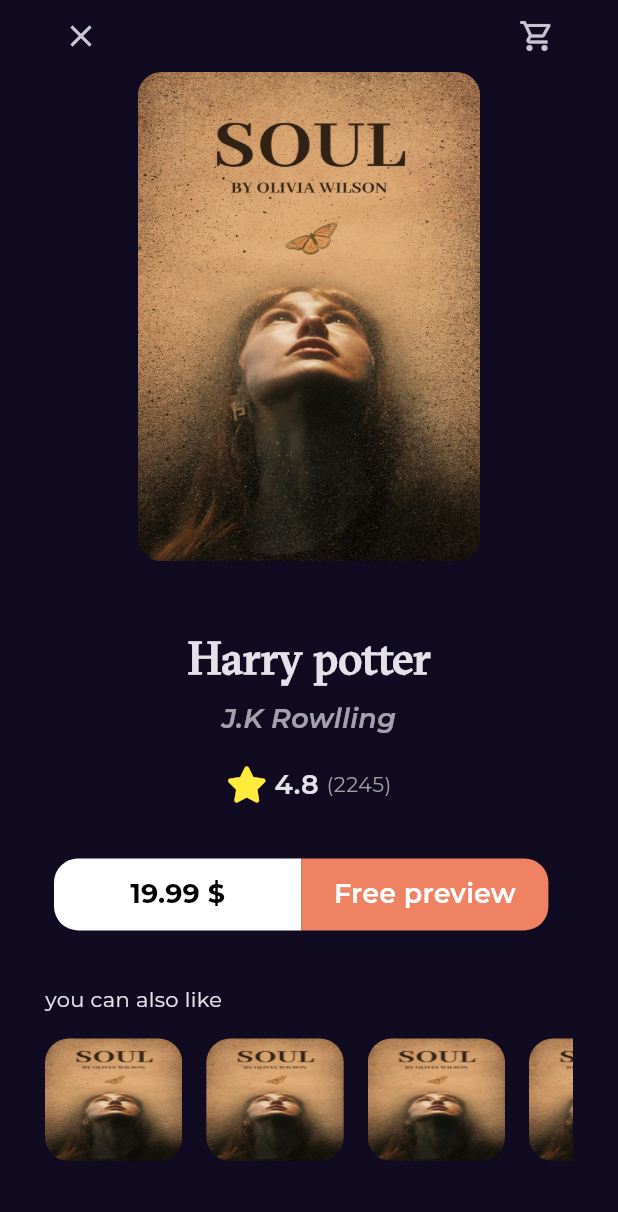
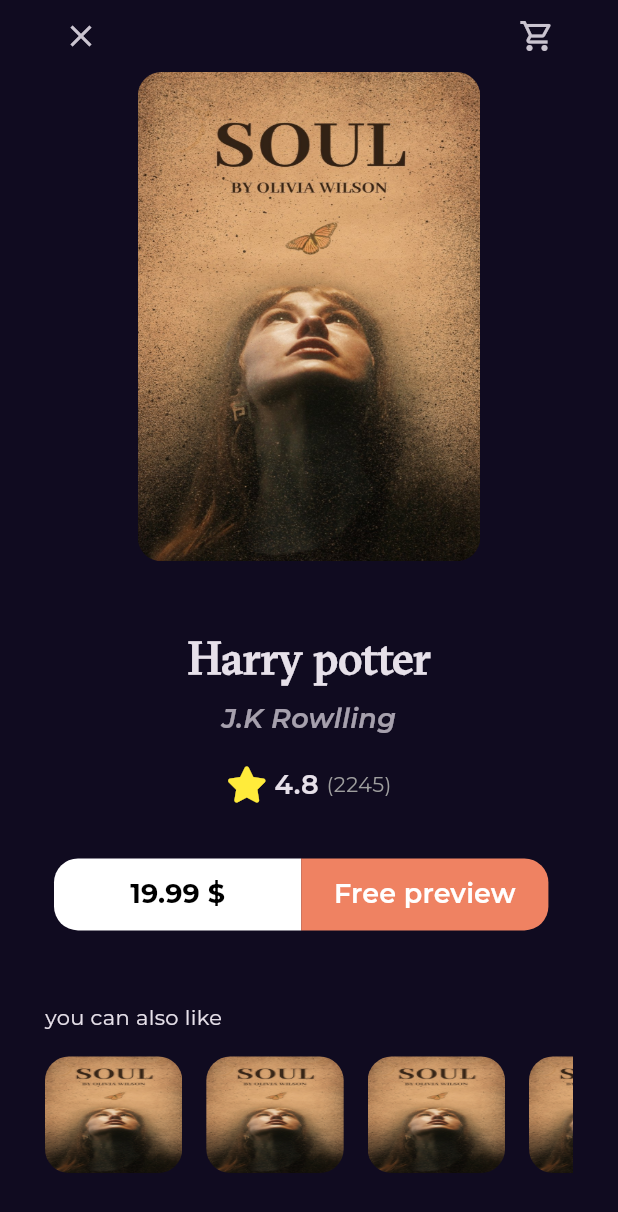
Before and after one commit to mahmoud-alaa77/Bookly-App, a Flutter app: the screen it shows after launch, after a tap on "Harry potter and the Goblet of fire", on a phone screen of 412 x 824 dp. Shown: the top 1212 px of the screen. Run offline on Flutter 3.47's test engine with Material 3 defaults, Android fonts, the phone set to English and light mode, and no system bars; our stand-ins replace font_awesome_flutter, get, go_router, google_fonts.

Commit message:
finish ui

```diff
--- a/lib/core/utils/app_router.dart
+++ b/lib/core/utils/app_router.dart
@@ -2,6 +2,7 @@
 
 import 'package:bookly_app/features/home/presentation/views/book_details_view.dart';
 import 'package:bookly_app/features/home/presentation/views/home_view.dart';
+import 'package:bookly_app/features/search/presentation/views/search_view.dart';
 import 'package:flutter/material.dart';
 import 'package:go_router/go_router.dart';
 
@@ -10,6 +11,7 @@ import '../../features/splash/presentation/views/splash_view.dart';
 abstract class AppRouter{
   static const kHomeView='/home_view';
   static const kBookDetailsView='/book_details_view';
+  static const kSearchView='/search_view';
 
   static final router = GoRouter(
     routes: <RouteBase>[
@@ -27,6 +29,13 @@ abstract class AppRouter{
 
       ),
       GoRoute(
+        path: kSearchView,
+        builder: (BuildContext context, GoRouterState state) {
+          return const SearchView();
+        },
+
+      ),
+      GoRoute(
         path: kBookDetailsView,
         builder: (BuildContext context, GoRouterState state) {
           return const BookDetailsView();
--- /dev/null
+++ b/lib/features/home/presentation/views/widgets/best_seller_list_view.dart
@@ -0,0 +1,24 @@
+
+import 'package:flutter/material.dart';
+
+import 'best_seller_list_view_item.dart';
+
+class BestSellerListView extends StatelessWidget {
+  const BestSellerListView({super.key});
+
+  @override
+  Widget build(BuildContext context) {
+    return ListView.builder(
+      padding: EdgeInsets.zero,
+      itemBuilder: (context, index) {
+        return const Padding(
+          padding: EdgeInsets.symmetric(vertical: 10),
+          child: BestSellerListViewItem(),
+        );
+      },
+      itemCount: 10,
+      shrinkWrap: true,
+      physics: const NeverScrollableScrollPhysics(),
+    );
+  }
+}
--- a/lib/features/home/presentation/views/widgets/book_details_view_body.dart
+++ b/lib/features/home/presentation/views/widgets/book_details_view_body.dart
@@ -54,7 +54,7 @@ class BookDetailsViewBody extends StatelessWidget {
           ),
           const CustomButton(),
           const SizedBox(
-            height: 36,
+            height: 48,
           ),
           Row(
             mainAxisAlignment: MainAxisAlignment.start,
--- a/lib/features/home/presentation/views/widgets/custom_app_bar.dart
+++ b/lib/features/home/presentation/views/widgets/custom_app_bar.dart
@@ -1,6 +1,8 @@
 
+import 'package:bookly_app/core/utils/app_router.dart';
 import 'package:flutter/material.dart';
 import 'package:font_awesome_flutter/font_awesome_flutter.dart';
+import 'package:go_router/go_router.dart';
 
 import '../../../../../core/utils/assets.dart';
 
@@ -18,7 +20,11 @@ class CustomAppBar extends StatelessWidget {
             height: 20,
           ),
 
-          const Icon(FontAwesomeIcons.magnifyingGlass,size: 24,),
+          IconButton(
+              onPressed: (){
+                GoRouter.of(context).push(AppRouter.kSearchView);
+              },
+              icon: const Icon(FontAwesomeIcons.magnifyingGlass,size: 24,)),
 
         ],
       ),
--- a/lib/features/home/presentation/views/widgets/home_view_body.dart
+++ b/lib/features/home/presentation/views/widgets/home_view_body.dart
@@ -1,7 +1,7 @@
 import 'package:bookly_app/core/utils/styles.dart';
 import 'package:flutter/material.dart';
 
-import 'best_seller_list_view_item.dart';
+import 'best_seller_list_view.dart';
 import 'custom_app_bar.dart';
 import 'horizontal_books_list_view.dart';
 
@@ -55,23 +55,3 @@ class HomeViewBody extends StatelessWidget {
     );
   }
 }
-
-class BestSellerListView extends StatelessWidget {
-  const BestSellerListView({super.key});
-
-  @override
-  Widget build(BuildContext context) {
-    return ListView.builder(
-      padding: EdgeInsets.zero,
-      itemBuilder: (context, index) {
-        return const Padding(
-          padding: EdgeInsets.symmetric(vertical: 10),
-          child: BestSellerListViewItem(),
-        );
-      },
-      itemCount: 10,
-      shrinkWrap: true,
-      physics: const NeverScrollableScrollPhysics(),
-    );
-  }
-}
--- a/lib/features/home/presentation/views/widgets/similar_books_list_view.dart
+++ b/lib/features/home/presentation/views/widgets/similar_books_list_view.dart
@@ -12,7 +12,7 @@ class SimilarBookListView extends StatelessWidget {
       scrollDirection: Axis.horizontal,
       itemBuilder: (context, index) {
         return  Padding(
-          padding: const EdgeInsetsDirectional.only(top: 16,bottom: 50,end: 16),
+          padding: const EdgeInsetsDirectional.only(top: 16,bottom: 42,end: 16),
           child: SizedBox(
               width: MediaQuery.of(context).size.width/4.5,
               child: const CustomBookItem()),
```
Also changed, not shown: lib/features/search/presentation/views/search_view.dart (added, +16 -0 lines), lib/features/search/presentation/views/widgets/custom_search_text_field.dart (added, +29 -0 lines), lib/features/search/presentation/views/widgets/search_result_list_view.dart (added, +24 -0 lines), lib/features/search/presentation/views/widgets/search_view_body.dart (added, +34 -0 lines).
